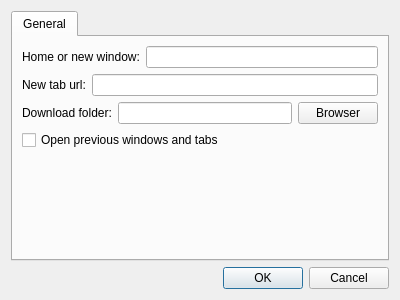
First picture: the form in Plugins/WebBrowser/DlgSettings.ui, repository KangLin/RabbitRemoteControl, before the edit.
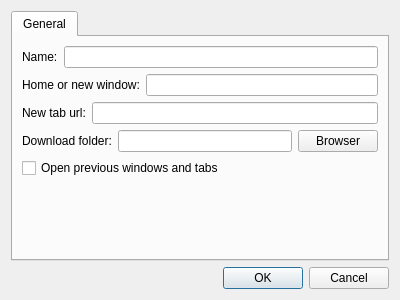
Second picture: the form after the edit.

Patch:
```diff
--- a/Plugins/WebBrowser/DlgSettings.ui
+++ b/Plugins/WebBrowser/DlgSettings.ui
@@ -13,7 +13,7 @@
   <property name="windowTitle">
    <string>Dialog</string>
   </property>
-  <layout class="QGridLayout" name="gridLayout_2">
+  <layout class="QGridLayout" name="gridLayout">
    <item row="0" column="0">
     <widget class="QTabWidget" name="tabWidget">
      <property name="currentIndex">
@@ -23,8 +23,22 @@
       <attribute name="title">
        <string>General</string>
       </attribute>
-      <layout class="QGridLayout" name="gridLayout">
+      <layout class="QGridLayout" name="gridLayout_2">
        <item row="0" column="0">
+        <layout class="QHBoxLayout" name="horizontalLayout_4">
+         <item>
+          <widget class="QLabel" name="label_4">
+           <property name="text">
+            <string>Name:</string>
+           </property>
+          </widget>
+         </item>
+         <item>
+          <widget class="QLineEdit" name="leName"/>
+         </item>
+        </layout>
+       </item>
+       <item row="1" column="0">
         <layout class="QHBoxLayout" name="horizontalLayout">
          <item>
           <widget class="QLabel" name="label">
@@ -38,7 +52,7 @@
          </item>
         </layout>
        </item>
-       <item row="1" column="0">
+       <item row="2" column="0">
         <layout class="QHBoxLayout" name="horizontalLayout_2">
          <item>
           <widget class="QLabel" name="label_2">
@@ -52,7 +66,7 @@
          </item>
         </layout>
        </item>
-       <item row="2" column="0">
+       <item row="3" column="0">
         <layout class="QHBoxLayout" name="horizontalLayout_3">
          <item>
           <widget class="QLabel" name="label_3">
@@ -73,14 +87,14 @@
          </item>
         </layout>
        </item>
-       <item row="3" column="0">
+       <item row="4" column="0">
         <widget class="QCheckBox" name="cbOpenPreious">
          <property name="text">
           <string>Open previous windows and tabs</string>
          </property>
         </widget>
        </item>
-       <item row="4" column="0">
+       <item row="5" column="0">
         <spacer name="verticalSpacer">
          <property name="orientation">
           <enum>Qt::Vertical</enum>
```
Left out of the diff: 6 changed lines with no effect on the pictures.
